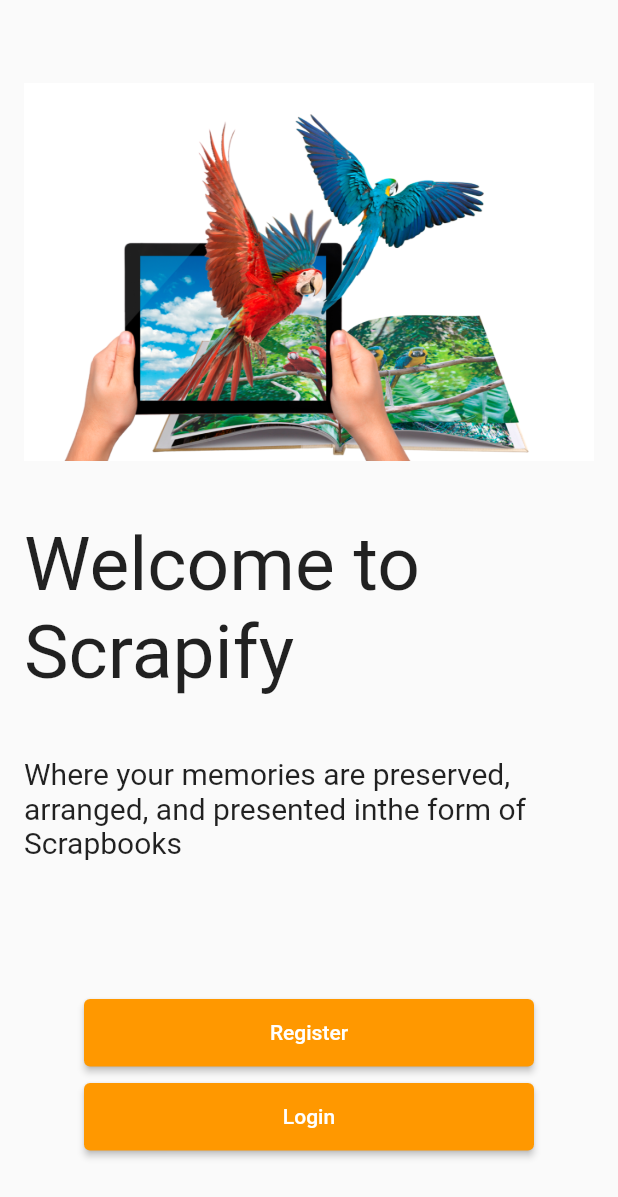
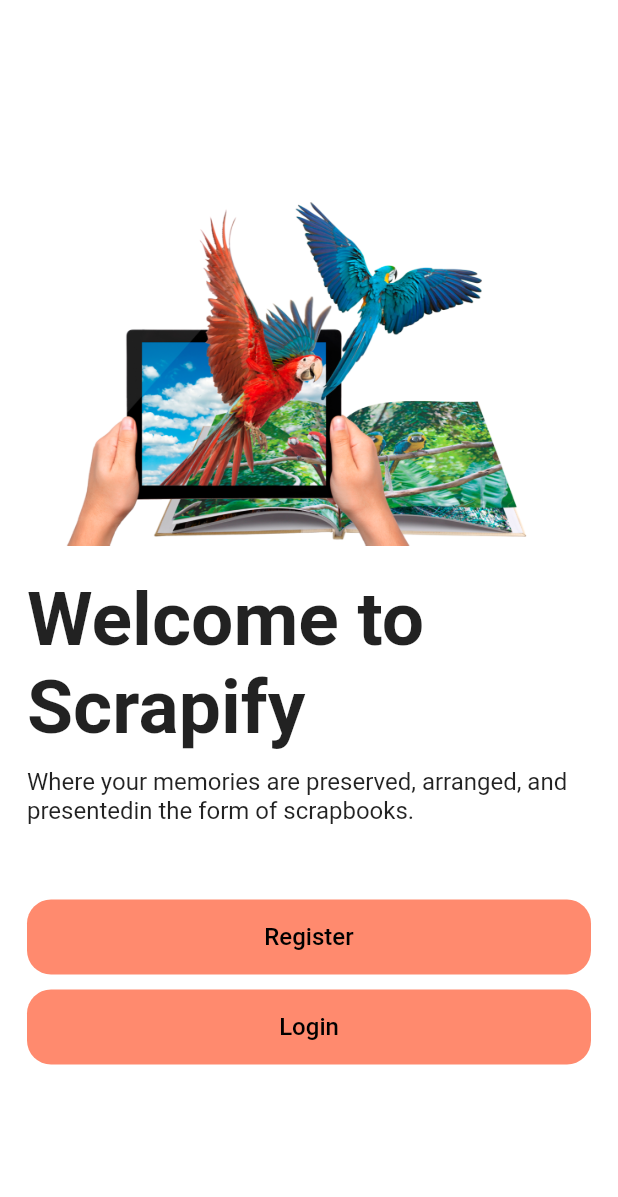
Before and after one commit to vitvr/scrapify, a Flutter app: the screen it shows after launch, on a phone screen of 412 x 824 dp. Shown: the top 1197 px of the screen. Run offline on Flutter 3.47's test engine with Material 2 defaults, Android fonts, the phone set to English and light mode, and no system bars; our stand-ins replace firebase_core; accounts and stored records are empty.

Commit message:
fixed onboarding page

```diff
--- a/lib/main.dart
+++ b/lib/main.dart
@@ -1,5 +1,6 @@
 import 'package:flutter/material.dart';
 import 'package:firebase_core/firebase_core.dart';
+import 'package:scrapify/onboading2.dart';
 import 'package:scrapify/onboarding.dart';
 import 'firebase_options.dart';
 
@@ -20,7 +21,7 @@ class MyApp extends StatelessWidget {
       theme: ThemeData(
         primarySwatch: Colors.blue,
       ),
-      home: OnBoardingPage(),
+      home: OnBoardingPage2(),
     );
   }
 }
--- /dev/null
+++ b/lib/onboading2.dart
@@ -0,0 +1,87 @@
+import 'package:flutter/material.dart';
+import 'package:scrapify/register.dart';
+import 'package:scrapify/login.dart';
+
+class OnBoardingPage2 extends StatefulWidget {
+  const OnBoardingPage2({super.key});
+
+  @override
+  State<OnBoardingPage2> createState() => _OnBoardingPage2State();
+}
+
+class _OnBoardingPage2State extends State<OnBoardingPage2> {
+  @override
+  Widget build(BuildContext context) {
+    return Scaffold(
+      backgroundColor: Colors.white,
+      body: SafeArea(
+        child: Center(
+          child: Padding(
+            padding: const EdgeInsets.all(18.0),
+            child: Column(
+              mainAxisAlignment: MainAxisAlignment.center,
+              children: [
+                const Image(image: AssetImage('assets/parrot.png')),
+                const SizedBox(height: 20),
+                const Text(
+                  'Welcome to Scrapify',
+                  style: TextStyle(fontSize: 50, fontWeight: FontWeight.bold),
+                ),
+                const SizedBox(height: 10),
+                const Text(
+                  'Where your memories are preserved, arranged, and presented'
+                  'in the form of scrapbooks.',
+                  style: TextStyle(fontSize: 16),
+                ),
+                const SizedBox(height: 50),
+                TextButton(
+                  style: TextButton.styleFrom(
+                    backgroundColor: Color.fromARGB(191, 255, 99, 61),
+                    shape: const RoundedRectangleBorder(
+                      borderRadius: BorderRadius.all(Radius.circular(16.0)),
+                    ),
+                    minimumSize: Size(1000000, 50),
+                  ),
+                  onPressed: () {
+                    Navigator.of(context).push(
+                      MaterialPageRoute(builder: (context) => RegisterPage()),
+                    );
+                  },
+                  child: const Text(
+                    'Register',
+                    style: TextStyle(
+                      color: Colors.black,
+                      fontSize: 16,
+                    ),
+                  ),
+                ),
+                SizedBox(height: 10),
+                TextButton(
+                  style: TextButton.styleFrom(
+                    backgroundColor: Color.fromARGB(191, 255, 99, 61),
+                    shape: const RoundedRectangleBorder(
+                      borderRadius: BorderRadius.all(Radius.circular(16.0)),
+                    ),
+                    minimumSize: Size(1000000, 50),
+                  ),
+                  onPressed: () {
+                    Navigator.of(context).push(
+                      MaterialPageRoute(builder: (context) => LoginPage()),
+                    );
+                  },
+                  child: const Text(
+                    'Login',
+                    style: TextStyle(
+                      color: Colors.black,
+                      fontSize: 16,
+                    ),
+                  ),
+                ),
+              ],
+            ),
+          ),
+        ),
+      ),
+    );
+  }
+}
```
